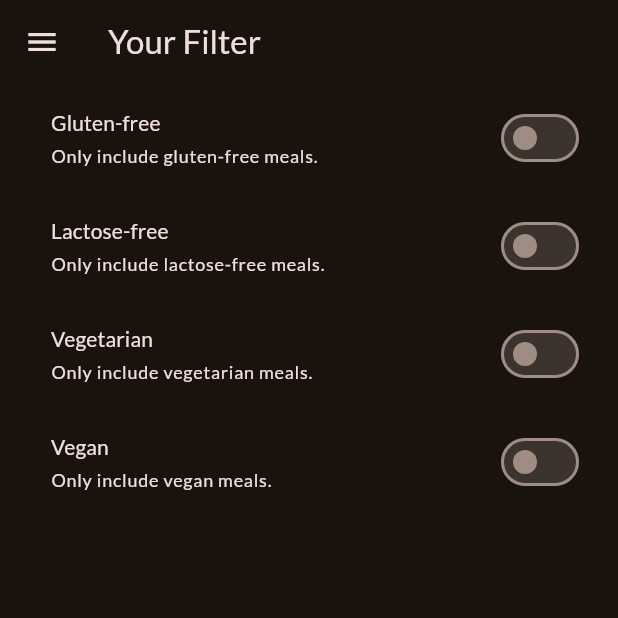
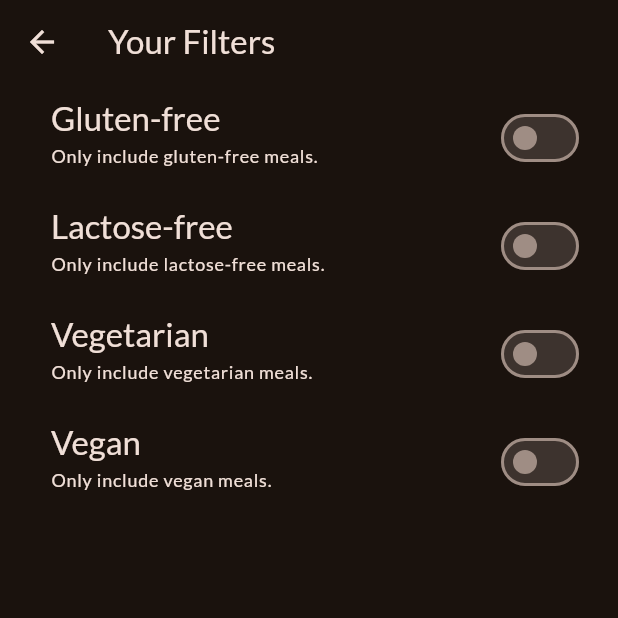
Before and after one commit to mahmudulhn/udemy_flutter-dart-the-complete-guide, a Flutter app: the FiltersScreen screen opened directly with empty values, on a phone screen of 412 x 824 dp, the top half of it. Run offline on Flutter 3.47's test engine with Material 3 defaults, Android fonts, the phone set to English and light mode, and no system bars; our stand-ins replace google_fonts, transparent_image; statements that could not run were skipped.

Commit message:
30/10/2024

```diff
--- a/meals/lib/main.dart
+++ b/meals/lib/main.dart
@@ -1,7 +1,6 @@
 import 'package:flutter/material.dart';
+import 'package:google_fonts/google_fonts.dart';
 
-import 'package:google_fonts/google_fonts.dart';
-import 'package:meals/screens/categories.dart';
 import 'package:meals/screens/tabs.dart';
 
 final theme = ThemeData(
--- a/meals/lib/screens/filters.dart
+++ b/meals/lib/screens/filters.dart
@@ -1,6 +1,7 @@
 import 'package:flutter/material.dart';
-import 'package:meals/screens/tabs.dart';
-import 'package:meals/widgets/main_drawer.dart';
+
+// import 'package:meals/screens/tabs.dart';
+// import 'package:meals/widgets/main_drawer.dart';
 
 enum Filter {
   glutenFree,
@@ -15,7 +16,7 @@ class FiltersScreen extends StatefulWidget {
   final Map<Filter, bool> currentFilters;
 
   @override
-  State<StatefulWidget> createState() {
+  State<FiltersScreen> createState() {
     return _FiltersScreenState();
   }
 }
@@ -23,7 +24,7 @@ class FiltersScreen extends StatefulWidget {
 class _FiltersScreenState extends State<FiltersScreen> {
   var _glutenFreeFilterSet = false;
   var _lactoseFreeFilterSet = false;
-  var _vegetarinFilterSet = false;
+  var _vegetarianFilterSet = false;
   var _veganFilterSet = false;
 
   @override
@@ -31,31 +32,34 @@ class _FiltersScreenState extends State<FiltersScreen> {
     super.initState();
     _glutenFreeFilterSet = widget.currentFilters[Filter.glutenFree]!;
     _lactoseFreeFilterSet = widget.currentFilters[Filter.lactoseFree]!;
-    _vegetarinFilterSet = widget.currentFilters[Filter.vegetarian]!;
+    _vegetarianFilterSet = widget.currentFilters[Filter.vegetarian]!;
     _veganFilterSet = widget.currentFilters[Filter.vegan]!;
   }
 
   @override
-  Widget build(context) {
+  Widget build(BuildContext context) {
     return Scaffold(
       appBar: AppBar(
-        title: const Text('Your Filter'),
+        title: const Text('Your Filters'),
       ),
-      drawer: MainDrawer(
-        onSelectScreen: (identifier) {
-          Navigator.of(context).pop();
-          if (identifier == 'meals') {
-            Navigator.of(context).pushReplacement(
-                MaterialPageRoute(builder: (ctx) => const TabsScreen()));
-          }
-        },
-      ),
+      // drawer: MainDrawer(
+      //   onSelectScreen: (identifier) {
+      //     Navigator.of(context).pop();
+      //     if (identifier == 'meals') {
+      //       Navigator.of(context).pushReplacement(
+      //         MaterialPageRoute(
+      //           builder: (ctx) => const TabsScreen(),
+      //         ),
+      //       );
+      //     }
+      //   },
+      // ),
       body: WillPopScope(
         onWillPop: () async {
           Navigator.of(context).pop({
             Filter.glutenFree: _glutenFreeFilterSet,
             Filter.lactoseFree: _lactoseFreeFilterSet,
-            Filter.vegetarian: _vegetarinFilterSet,
+            Filter.vegetarian: _vegetarianFilterSet,
             Filter.vegan: _veganFilterSet,
           });
           return false;
@@ -71,7 +75,7 @@ class _FiltersScreenState extends State<FiltersScreen> {
               },
               title: Text(
                 'Gluten-free',
-                style: Theme.of(context).textTheme.titleSmall!.copyWith(
+                style: Theme.of(context).textTheme.titleLarge!.copyWith(
                       color: Theme.of(context).colorScheme.onBackground,
                     ),
               ),
@@ -93,7 +97,7 @@ class _FiltersScreenState extends State<FiltersScreen> {
               },
               title: Text(
                 'Lactose-free',
-                style: Theme.of(context).textTheme.titleSmall!.copyWith(
+                style: Theme.of(context).textTheme.titleLarge!.copyWith(
                       color: Theme.of(context).colorScheme.onBackground,
                     ),
               ),
@@ -107,15 +111,15 @@ class _FiltersScreenState extends State<FiltersScreen> {
               contentPadding: const EdgeInsets.only(left: 34, right: 22),
             ),
             SwitchListTile(
-              value: _vegetarinFilterSet,
+              value: _vegetarianFilterSet,
               onChanged: (isChecked) {
                 setState(() {
-                  _vegetarinFilterSet = isChecked;
+                  _vegetarianFilterSet = isChecked;
                 });
               },
               title: Text(
                 'Vegetarian',
-                style: Theme.of(context).textTheme.titleSmall!.copyWith(
+                style: Theme.of(context).textTheme.titleLarge!.copyWith(
                       color: Theme.of(context).colorScheme.onBackground,
                     ),
               ),
@@ -137,7 +141,7 @@ class _FiltersScreenState extends State<FiltersScreen> {
               },
               title: Text(
                 'Vegan',
-                style: Theme.of(context).textTheme.titleSmall!.copyWith(
+                style: Theme.of(context).textTheme.titleLarge!.copyWith(
                       color: Theme.of(context).colorScheme.onBackground,
                     ),
               ),
```
Also changed, not shown: meals/analysis_options.yaml (added, +28 -0 lines), meals/lib/screens/categories.dart (+8 -7 lines), meals/lib/screens/meal_details.dart (+18 -22 lines), meals/lib/screens/meals.dart (+13 -8 lines), meals/lib/screens/tabs.dart (+20 -17 lines), meals/pubspec.yaml (+8 -8 lines), meals/pubspec.lock, 4 other files.
